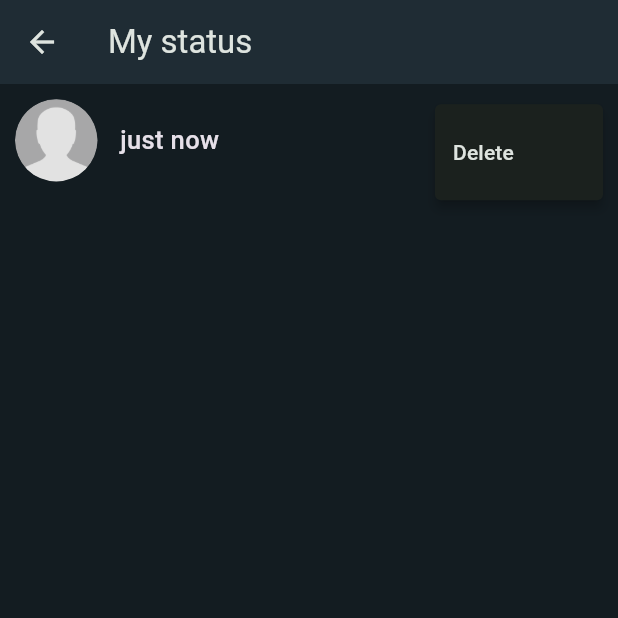
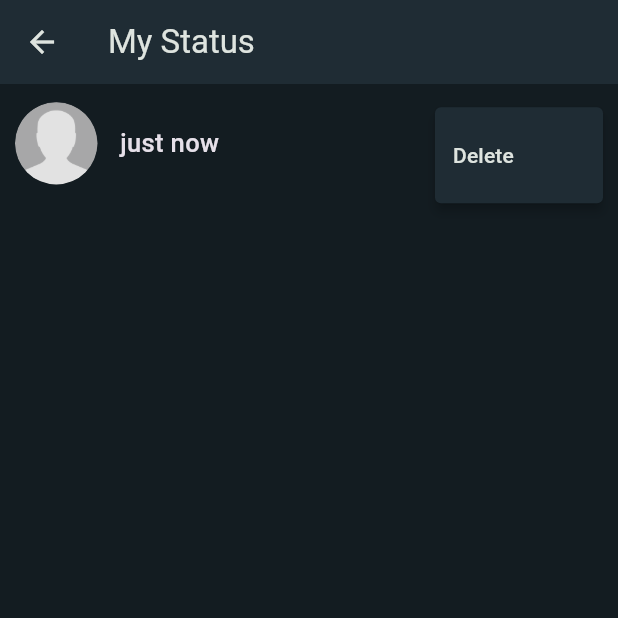
Before and after one commit to AnhDungDevv/chat_app, a Flutter app: the MyStatusPage screen opened directly with empty values, after a tap on the "more vert" icon, on a phone screen of 412 x 824 dp, the top half of it. Run offline on Flutter 3.47's test engine with Material 3 defaults, Android fonts, the phone set to English and light mode, and no system bars; our stand-ins replace bloc, cached_network_image, emoji_picker_flutter, equatable, file_picker, firebase_core and 14 more; missing offline and left inert: country_pickers, flutter_sound, flutter_story_view, giphy_picker; accounts and stored records are empty.

Commit message:
fix issue del my status

```diff
--- a/lib/features/status/presentation/pages/my_status_page.dart
+++ b/lib/features/status/presentation/pages/my_status_page.dart
@@ -1,15 +1,17 @@
-import 'package:chat_application/features/app/home/home_page.dart';
-import 'package:chat_application/features/status/domain/entities/status_enity.dart';
-import 'package:chat_application/features/status/presentation/cubit/status/status_cubit.dart';
-import 'package:chat_application/features/status/presentation/widgets/delete_status_update_alert.dart';
 import 'package:flutter/material.dart';
 import 'package:flutter_bloc/flutter_bloc.dart';
 import 'package:get_time_ago/get_time_ago.dart';
 
+import 'package:chat_application/features/app/home/home_page.dart';
+import 'package:chat_application/features/app/theme/style.s.dart';
+import 'package:chat_application/features/status/domain/entities/status_enity.dart';
+import 'package:chat_application/features/status/presentation/cubit/status/status_cubit.dart';
+import 'package:chat_application/features/status/presentation/widgets/delete_status_update_alert.dart';
 import 'package:chat_application/features/app/global/widgets/prodile_widget.dart';
 
 class MyStatusPage extends StatefulWidget {
   final StatusEntity status;
+
   const MyStatusPage({super.key, required this.status});
 
   @override
@@ -20,9 +22,9 @@ class _MyStatusPageState extends State<MyStatusPage> {
   @override
   Widget build(BuildContext context) {
     return Scaffold(
-      appBar: AppBar(title: const Text("My status")),
+      appBar: AppBar(title: const Text("My Status")),
       body: Container(
-        margin: const EdgeInsets.symmetric(horizontal: 10.0, vertical: 10),
+        margin: const EdgeInsets.symmetric(horizontal: 10.0, vertical: 12),
         child: Column(
           children: [
             Row(
@@ -52,26 +54,23 @@ class _MyStatusPageState extends State<MyStatusPage> {
                     ),
                   ),
                 ),
-                PopupMenuButton(
-                  itemBuilder:
-                      (context) => [
-                        PopupMenuItem(
-                          value: "Delete",
-                          child: GestureDetector(
-                            onTap: () {
+
+                PopupMenuButton<String>(
+                  icon: Icon(Icons.more_vert, color: greyColor.withOpacity(.5)),
+                  color: appBarColor,
+                  iconSize: 28,
+                  onSelected: (value) {
+                    if (value == "delete") {
                       deleteStatusUpdate(
                         context,
-                                onTap: () {
+                        onConfirm: () {
                           Navigator.pop(context);
-                                  BlocProvider.of<StatusCubit>(
-                                    context,
-                                  ).deleteStatus(
+                          BlocProvider.of<StatusCubit>(context).deleteStatus(
                             status: StatusEntity(
                               statusId: widget.status.statusId,
                             ),
                           );
-                                },
-                              );
+
                           Navigator.pushReplacement(
                             context,
                             MaterialPageRoute(
@@ -83,8 +82,14 @@ class _MyStatusPageState extends State<MyStatusPage> {
                             ),
                           );
                         },
-                            child: const Text("Delete"),
-                          ),
+                      );
+                    }
+                  },
+                  itemBuilder:
+                      (context) => <PopupMenuEntry<String>>[
+                        const PopupMenuItem<String>(
+                          value: "delete",
+                          child: Text("Delete"),
                         ),
                       ],
                 ),
```
Also changed, not shown: lib/features/status/presentation/widgets/delete_status_update_alert.dart (+19 -19 lines). Lines whose indentation alone changed are shown as unchanged.
